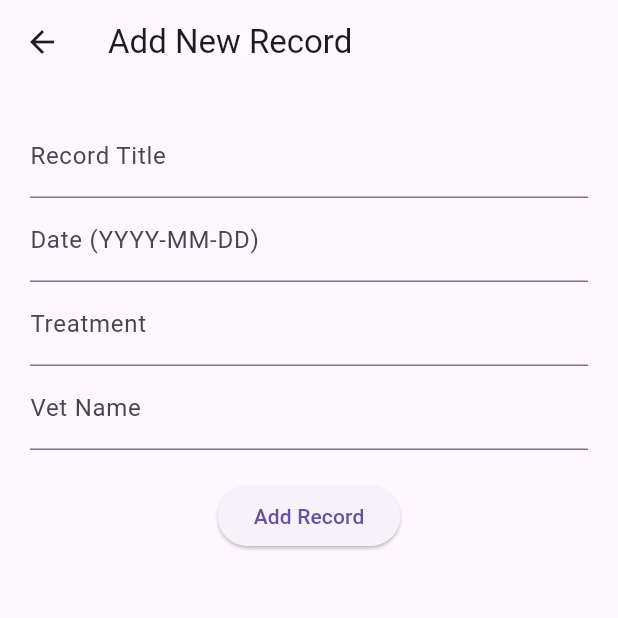
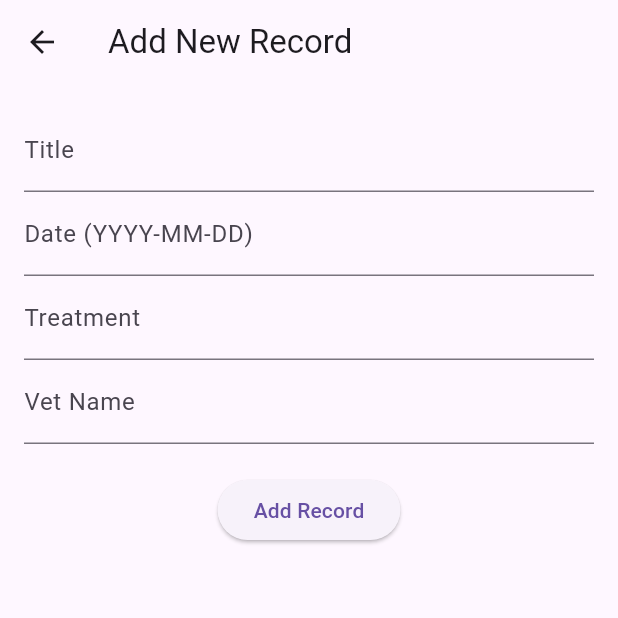
Before and after one commit to nemal2/Pet-Care-App, a Flutter app: the Homepage screen opened by its route, item 3 of the bottom bar chosen, after a tap on the "add" icon, on a phone screen of 412 x 824 dp, the top half of it. Run offline on Flutter 3.47's test engine with Material 3 defaults, Android fonts, the light colour scheme and no system bars; our stand-ins replace cloud_firestore, firebase_auth, firebase_core, google_fonts; accounts and stored records are empty.

Commit message:
basic record adder user pet

```diff
--- a/lib/main.dart
+++ b/lib/main.dart
@@ -35,13 +35,18 @@ class MyApp extends StatelessWidget {
       onGenerateRoute: (settings) {
         switch (settings.name) {
           case '/':
-            return MaterialPageRoute(builder: (context) => OnboardingScreen());
+            return MaterialPageRoute(
+                builder: (context) => const OnboardingScreen());
           case '/login':
-            return MaterialPageRoute(builder: (context) => LoginScreen());
+            return MaterialPageRoute(builder: (context) => const LoginScreen());
           case '/signup':
-            return MaterialPageRoute(builder: (context) => SignupScreen());
+            return MaterialPageRoute(
+                builder: (context) => const SignupScreen());
           case '/home':
-            return MaterialPageRoute(builder: (context) => Homepage());
+            return MaterialPageRoute(
+              builder: (context) => Homepage(
+                  petId: 'default-pet-id'), // Pass a default petId here
+            );
           case '/welcome':
             return MaterialPageRoute(builder: (context) => WelcomeScreen());
           case '/petprofile':
@@ -54,8 +59,21 @@ class MyApp extends StatelessWidget {
           case '/petfood':
             return MaterialPageRoute(builder: (context) => PetFoodScreen());
           case '/healthrecord':
-            return MaterialPageRoute(
-                builder: (context) => PetHealthRecordScreen());
+            if (settings.arguments != null && settings.arguments is String) {
+              final petId = settings.arguments as String;
+              return MaterialPageRoute(
+                builder: (context) => PetHealthRecordScreen(petId: petId),
+              );
+            } else {
+              // Handle the case where petId is not provided
+              return MaterialPageRoute(
+                builder: (context) => const Scaffold(
+                  body: Center(
+                    child: Text('Pet ID is required to access health records.'),
+                  ),
+                ),
+              );
+            }
           case '/userprofile':
             return MaterialPageRoute(builder: (context) => UserProfileScreen());
           case '/settings':
@@ -78,7 +96,8 @@ class MyApp extends StatelessWidget {
               );
             } else {
               // Handle the case where arguments are not provided or are incorrect
-              return MaterialPageRoute(builder: (context) => Homepage());
+              return MaterialPageRoute(
+                  builder: (context) => Homepage(petId: 'default-pet-id'));
             }
           default:
             return null;
--- /dev/null
+++ b/lib/screens/home/AddRecScreen.dart
@@ -0,0 +1,111 @@
+import 'package:flutter/material.dart';
+
+class AddRecordScreen extends StatefulWidget {
+  final Map<String, dynamic>? initialData;
+  final Function(Map<String, dynamic>) onRecordAdded;
+  final Function(Map<String, dynamic>)? onRecordUpdated;
+
+  const AddRecordScreen({
+    this.initialData,
+    required this.onRecordAdded,
+    this.onRecordUpdated,
+    Key? key,
+  }) : super(key: key);
+
+  @override
+  _AddRecordScreenState createState() => _AddRecordScreenState();
+}
+
+class _AddRecordScreenState extends State<AddRecordScreen> {
+  final _formKey = GlobalKey<FormState>();
+  late TextEditingController _titleController;
+  late TextEditingController _dateController;
+  late TextEditingController _treatmentController;
+  late TextEditingController _vetController;
+
+  @override
+  void initState() {
+    super.initState();
+    _titleController =
+        TextEditingController(text: widget.initialData?['title'] ?? '');
+    _dateController =
+        TextEditingController(text: widget.initialData?['date'] ?? '');
+    _treatmentController =
+        TextEditingController(text: widget.initialData?['treatment'] ?? '');
+    _vetController =
+        TextEditingController(text: widget.initialData?['vet'] ?? '');
+  }
+
+  void _submitForm() {
+    if (_formKey.currentState!.validate()) {
+      final record = {
+        'title': _titleController.text,
+        'status': widget.initialData == null
+            ? 'Pending'
+            : widget.initialData!['status'],
+        'date': _dateController.text,
+        'treatment': _treatmentController.text,
+        'vet': _vetController.text,
+      };
+
+      if (widget.initialData == null) {
+        widget.onRecordAdded(record);
+      } else {
+        widget.onRecordUpdated!(record);
+      }
+
+      Navigator.pop(context);
+    }
+  }
+
+  @override
+  Widget build(BuildContext context) {
+    return Scaffold(
+      appBar: AppBar(
+        title:
+            Text(widget.initialData == null ? 'Add New Record' : 'Edit Record'),
+      ),
+      body: Padding(
+        padding: EdgeInsets.all(16),
+        child: Form(
+          key: _formKey,
+          child: Column(
+            children: [
+              TextFormField(
+                controller: _titleController,
+                decoration: InputDecoration(labelText: 'Title'),
+                validator: (value) =>
+                    value!.isEmpty ? 'Please enter a title' : null,
+              ),
+              TextFormField(
+                controller: _dateController,
+                decoration: InputDecoration(labelText: 'Date (YYYY-MM-DD)'),
+                validator: (value) =>
+                    value!.isEmpty ? 'Please enter a date' : null,
+              ),
+              TextFormField(
+                controller: _treatmentController,
+                decoration: InputDecoration(labelText: 'Treatment'),
+                validator: (value) =>
+                    value!.isEmpty ? 'Please enter a treatment' : null,
+              ),
+              TextFormField(
+                controller: _vetController,
+                decoration: InputDecoration(labelText: 'Vet Name'),
+                validator: (value) =>
+                    value!.isEmpty ? 'Please enter a vet name' : null,
+              ),
+              SizedBox(height: 20),
+              ElevatedButton(
+                onPressed: _submitForm,
+                child: Text(widget.initialData == null
+                    ? 'Add Record'
+                    : 'Update Record'),
+              ),
+            ],
+          ),
+        ),
+      ),
+    );
+  }
+}
--- a/lib/screens/home/healthrecord_screen.dart
+++ b/lib/screens/home/healthrecord_screen.dart
@@ -1,50 +1,81 @@
 import 'package:flutter/material.dart';
+import 'package:pet_care_app/screens/home/AddRecScreen.dart';
+import 'package:pet_care_app/services/vaccine_service.dart';
 
 class PetHealthRecordScreen extends StatefulWidget {
+  final String petId;
+
+  const PetHealthRecordScreen({required this.petId, Key? key})
+      : super(key: key);
+
   @override
   _PetHealthRecordScreenState createState() => _PetHealthRecordScreenState();
 }
 
 class _PetHealthRecordScreenState extends State<PetHealthRecordScreen> {
-  List<Map<String, String>> records = [
-    {
-      'title': 'Vaccination',
-      'imagePath': 'assets/onboarding/pet1.jpg',
-      'status': 'Completed',
-      'date': '2024-10-01',
-      'treatment': 'Rabies Vaccination',
-      'vet': 'Dr. Smith',
-    },
-    {
-      'title': 'Deworming',
-      'imagePath': 'assets/onboarding/pet2.jpg',
-      'status': 'Due in 2 weeks',
-      'date': '2024-11-15',
-      'treatment': 'Deworming',
-      'vet': 'Dr. Johnson',
-    },
-    {
-      'title': 'Regular Checkup',
-      'imagePath': 'assets/onboarding/pet3.jpg',
-      'status': 'Completed',
-      'date': '2024-09-10',
-      'treatment': 'General Checkup',
-      'vet': 'Dr. Lee',
-    },
-  ];
+  final VaccineService _vaccineService = VaccineService();
+  List<Map<String, dynamic>> _records = [];
+  bool _isLoading = true;
 
-  void _navigateToAddRecordScreen(BuildContext context) async {
-    final newRecord = await Navigator.push(
+  @override
+  void initState() {
+    super.initState();
+    _fetchHealthRecords();
+  }
+
+  Future<void> _fetchHealthRecords() async {
+    try {
+      final records = await _vaccineService.getHealthRecords(widget.petId);
+      setState(() {
+        _records = records;
+        _isLoading = false;
+      });
+    } catch (e) {
+      print('Error fetching records: $e');
+      setState(() {
+        _isLoading = false;
+      });
+    }
+  }
+
+  Future<void> _addHealthRecord(Map<String, dynamic> newRecord) async {
+    try {
+      await _vaccineService.addHealthRecord(widget.petId, newRecord);
+      _fetchHealthRecords();
+    } catch (e) {
+      print('Error adding record: $e');
+    }
+  }
+
+  Future<void> _editHealthRecord(
+      String recordId, Map<String, dynamic> updatedRecord) async {
+    try {
+      await _vaccineService.updateHealthRecord(
+          widget.petId, recordId, updatedRecord);
+      _fetchHealthRecords();
+    } catch (e) {
+      print('Error editing record: $e');
+    }
+  }
+
+  void _navigateToAddEditRecordScreen({Map<String, dynamic>? record}) async {
+    final result = await Navigator.push(
       context,
       MaterialPageRoute(
-        builder: (context) => AddRecordScreen(),
+        builder: (context) => AddRecordScreen(
+          initialData: record,
+          onRecordAdded: (newRecord) => _addHealthRecord(newRecord),
+          onRecordUpdated: (updatedRecord) {
+            if (record != null) {
+              _editHealthRecord(record['id'], updatedRecord);
+            }
+          },
+        ),
       ),
     );
 
-    if (newRecord != null) {
-      setState(() {
-        records.add(newRecord);
-      });
+    if (result != null) {
+      _fetchHealthRecords();
     }
   }
 
@@ -52,125 +83,45 @@ class _PetHealthRecordScreenState extends State<PetHealthRecordScreen> {
   Widget build(BuildContext context) {
     return Scaffold(
       appBar: AppBar(
-        title: Text('Dog Vaccination Book'),
+        title: Text('Health Records'),
         actions: [
           IconButton(
             icon: Icon(Icons.add),
-            onPressed: () => _navigateToAddRecordScreen(context),
+            onPressed: () => _navigateToAddEditRecordScreen(),
           ),
         ],
       ),
-      body: ListView.builder(
-        padding: EdgeInsets.all(10),
-        itemCount: records.length,
-        itemBuilder: (context, index) {
-          final record = records[index];
-          return _buildHealthRecordItem(
-            record['title']!,
-            record['imagePath']!,
-            record['status']!,
-            record['date']!,
-            record['treatment']!,
-            record['vet']!,
-          );
-        },
-      ),
+      body: _isLoading
+          ? Center(child: CircularProgressIndicator())
+          : ListView.builder(
+              itemCount: _records.length,
+              itemBuilder: (context, index) {
+                final record = _records[index];
+                return _buildHealthRecordItem(record);
+              },
+            ),
     );
   }
 
-  Widget _buildHealthRecordItem(String title, String imagePath, String status,
-      String date, String treatment, String vet) {
+  Widget _buildHealthRecordItem(Map<String, dynamic> record) {
     return Card(
-      shape: RoundedRectangleBorder(borderRadius: BorderRadius.circular(15)),
-      elevation: 6,
-      margin: EdgeInsets.symmetric(vertical: 8),
+      margin: EdgeInsets.symmetric(vertical: 8, horizontal: 10),
       child: ListTile(
-        leading: ClipRRect(
-          borderRadius: BorderRadius.circular(10),
-          child:
-              Image.asset(imagePath, height: 50, width: 50, fit: BoxFit.cover),
-        ),
-        title: Text(title, style: TextStyle(fontWeight: FontWeight.bold)),
+        title: Text(record['title'] ?? 'Unknown'),
         subtitle: Column(
           crossAxisAlignment: CrossAxisAlignment.start,
           children: [
-            Text(status, style: TextStyle(color: Colors.green)),
-            Text('Date: $date'),
-            Text('Treatment: $treatment'),
-            Text('Vet: $vet'),
+            Text('Status: ${record['status'] ?? 'Unknown'}'),
+            Text('Date: ${record['date'] ?? 'Unknown'}'),
+            Text('Treatment: ${record['treatment'] ?? 'Unknown'}'),
+            Text('Vet: ${record['vet'] ?? 'Unknown'}'),
           ],
+        ),
+        trailing: IconButton(
+          icon: Icon(Icons.edit, color: Colors.blue),
+          onPressed: () => _navigateToAddEditRecordScreen(record: record),
         ),
       ),
     );
   }
 }
-
-class AddRecordScreen extends StatefulWidget {
-  @override
-  _AddRecordScreenState createState() => _AddRecordScreenState();
-}
-
-class _AddRecordScreenState extends State<AddRecordScreen> {
-  final _titleController = TextEditingController();
-  final _dateController = TextEditingController();
-  final _treatmentController = TextEditingController();
-  final _vetController = TextEditingController();
-
-  void _submitRecord() {
-    if (_titleController.text.isEmpty ||
-        _dateController.text.isEmpty ||
-        _treatmentController.text.isEmpty ||
-        _vetController.text.isEmpty) {
-      return;
-    }
-
-    final newRecord = {
-      'title': _titleController.text,
-      'imagePath':
-          'assets/onboarding/pet1.jpg', // Add image selection logic here
-      'status': 'Pending',
-      'date': _dateController.text,
-      'treatment': _treatmentController.text,
-      'vet': _vetController.text,
-    };
-
-    Navigator.of(context).pop(newRecord);
-  }
-
-  @override
-  Widget build(BuildContext context) {
-    return Scaffold(
-      appBar: AppBar(
-        title: Text('Add New Record'),
-      ),
-      body: Padding(
-        padding: EdgeInsets.all(20),
-        child: Column(
-          children: [
-            TextField(
-              controller: _titleController,
-              decoration: InputDecoration(labelText: 'Record Title'),
-            ),
-            TextField(
-              controller: _dateController,
-              decoration: InputDecoration(labelText: 'Date (YYYY-MM-DD)'),
-            ),
-            TextField(
-              controller: _treatmentController,
-              decoration: InputDecoration(labelText: 'Treatment'),
-            ),
-            TextField(
-              controller: _vetController,
-              decoration: InputDecoration(labelText: 'Vet Name'),
-            ),
-            SizedBox(height: 20),
-            ElevatedButton(
-              onPressed: _submitRecord,
-              child: Text('Add Record'),
-            ),
-          ],
-        ),
-      ),
-    );
-  }
-}
--- a/lib/screens/home/homepage_screen.dart
+++ b/lib/screens/home/homepage_screen.dart
@@ -8,6 +8,10 @@ import 'package:pet_care_app/screens/home/vetbooking_screen.dart';
 import 'package:pet_care_app/screens/settings/settings_screen.dart';
 
 class Homepage extends StatefulWidget {
+  final String petId; // Add petId to pass to PetHealthRecordScreen
+
+  const Homepage({required this.petId, Key? key}) : super(key: key);
+
   @override
   _HomepageState createState() => _HomepageState();
 }
@@ -15,14 +19,21 @@ class Homepage extends StatefulWidget {
 class _HomepageState extends State<Homepage> {
   int _selectedIndex = 0; // Adjust starting index as needed
 
-  static final List<Widget> _widgetOptions = <Widget>[
-    VetBookingScreen(),
-    PetFoodScreen(),
-    PetHealthRecordScreen(),
-    PetMarketScreen(),
-    PetProfileScreen(),
-    SettingsScreen(),
-  ];
+  late final List<Widget> _widgetOptions;
+
+  @override
+  void initState() {
+    super.initState();
+    // Initialize the widget options list here to use the petId
+    _widgetOptions = <Widget>[
+      const VetBookingScreen(),
+      const PetFoodScreen(),
+      PetHealthRecordScreen(petId: widget.petId), // Pass petId here
+      const PetMarketScreen(),
+      PetProfileScreen(),
+      const SettingsScreen(),
+    ];
+  }
 
   void _onItemTapped(int index) {
     setState(() {
@@ -34,15 +45,16 @@ class _HomepageState extends State<Homepage> {
   Widget build(BuildContext context) {
     return Scaffold(
       appBar: AppBar(
-        title: Text('Pet Care Home'),
+        title: const Text('Pet Care Home'),
         backgroundColor: Colors.green,
         actions: [
           IconButton(
-            icon: Icon(Icons.person, size: 28),
+            icon: const Icon(Icons.person, size: 28),
             onPressed: () {
               Navigator.push(
                 context,
-                MaterialPageRoute(builder: (context) => UserProfileScreen()),
+                MaterialPageRoute(
+                    builder: (context) => const UserProfileScreen()),
               );
             },
           ),
--- a/lib/services/vaccine_service.dart
+++ b/lib/services/vaccine_service.dart
@@ -1,32 +1,59 @@
 import 'package:cloud_firestore/cloud_firestore.dart';
+import 'package:firebase_auth/firebase_auth.dart';
 
 class VaccineService {
   final FirebaseFirestore _firestore = FirebaseFirestore.instance;
 
-  // Add a new health record
-  Future<void> addHealthRecord(
-      String userId, String petId, Map<String, dynamic> record) async {
-    try {
-      await _firestore
-          .collection('users')
-          .doc(userId)
-          .collection('pets')
-          .doc(petId)
-          .collection('healthRecords')
-          .add(record);
-    } catch (e) {
-      throw Exception('Failed to add health record: $e');
+  Future<List<Map<String, dynamic>>> getHealthRecords(String petId) async {
+    User? user = FirebaseAuth.instance.currentUser;
+    if (user == null) {
+      throw Exception('User not logged in');
     }
-  }
 
-  // Fetch health records for a pet
-  Stream<QuerySnapshot> getHealthRecords(String userId, String petId) {
-    return _firestore
+    QuerySnapshot snapshot = await _firestore
         .collection('users')
-        .doc(userId)
+        .doc(user.uid)
         .collection('pets')
         .doc(petId)
         .collection('healthRecords')
-        .snapshots();
+        .orderBy('date', descending: true)
+        .get();
+
+    return snapshot.docs
+        .map((doc) => {...doc.data() as Map<String, dynamic>, 'id': doc.id})
+        .toList();
+  }
+
+  Future<void> addHealthRecord(
+      String petId, Map<String, dynamic> newRecord) async {
+    User? user = FirebaseAuth.instance.currentUser;
+    if (user == null) {
+      throw Exception('User not logged in');
+    }
+
+    await _firestore
+        .collection('users')
+        .doc(user.uid)
+        .collection('pets')
+        .doc(petId)
+        .collection('healthRecords')
+        .add(newRecord);
+  }
+
+  Future<void> updateHealthRecord(
+      String petId, String recordId, Map<String, dynamic> updatedRecord) async {
+    User? user = FirebaseAuth.instance.currentUser;
+    if (user == null) {
+      throw Exception('User not logged in');
+    }
+
+    await _firestore
+        .collection('users')
+        .doc(user.uid)
+        .collection('pets')
+        .doc(petId)
+        .collection('healthRecords')
+        .doc(recordId)
+        .update(updatedRecord);
   }
 }
--- a/pubspec.yaml
+++ b/pubspec.yaml
@@ -74,7 +74,7 @@ flutter:
     - assets/onboarding/pet4.jpg
     - assets/onboarding/pet5.jpg
     - assets/onboarding/on.jpg
-    - assets/onboarding/welcome.jpg
+    - assets/onboarding/welcome.png
     - assets/static/user.jpg
     - assets/static/vet1.jpg
     - assets/static/vet2.jpg
```
Also changed, not shown: lib/assets/onboarding/welcome.png (added).
